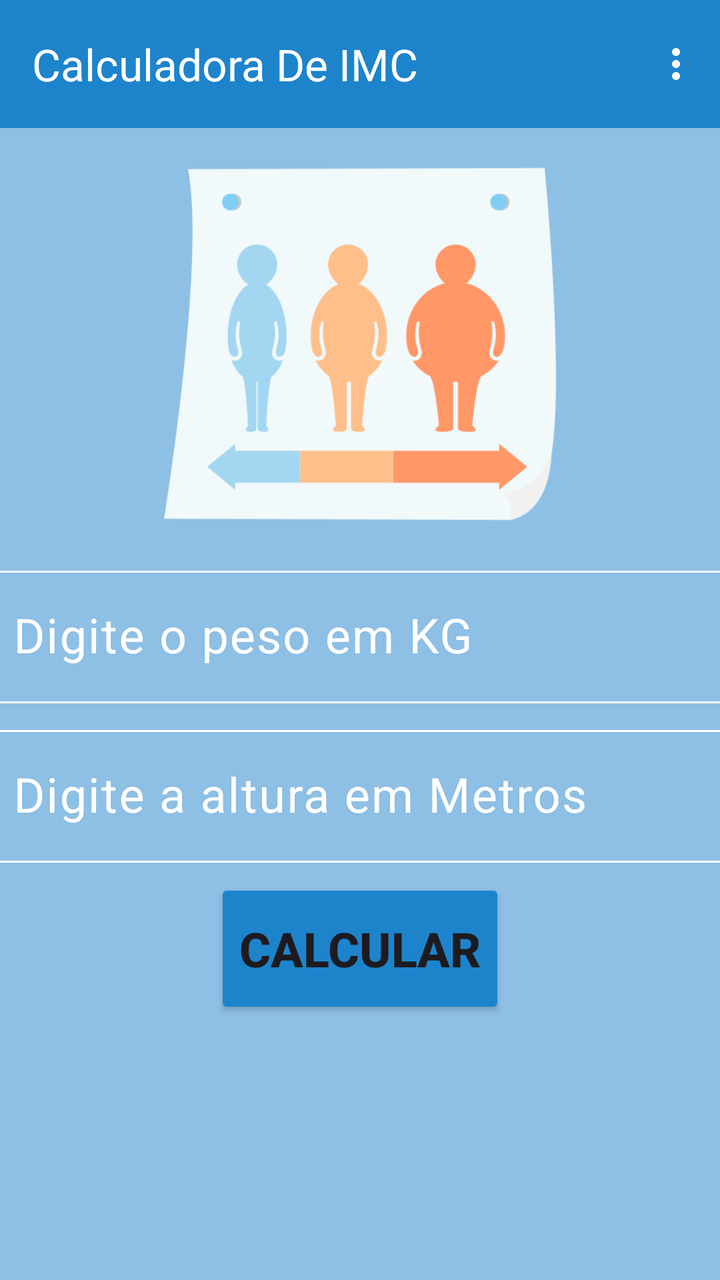
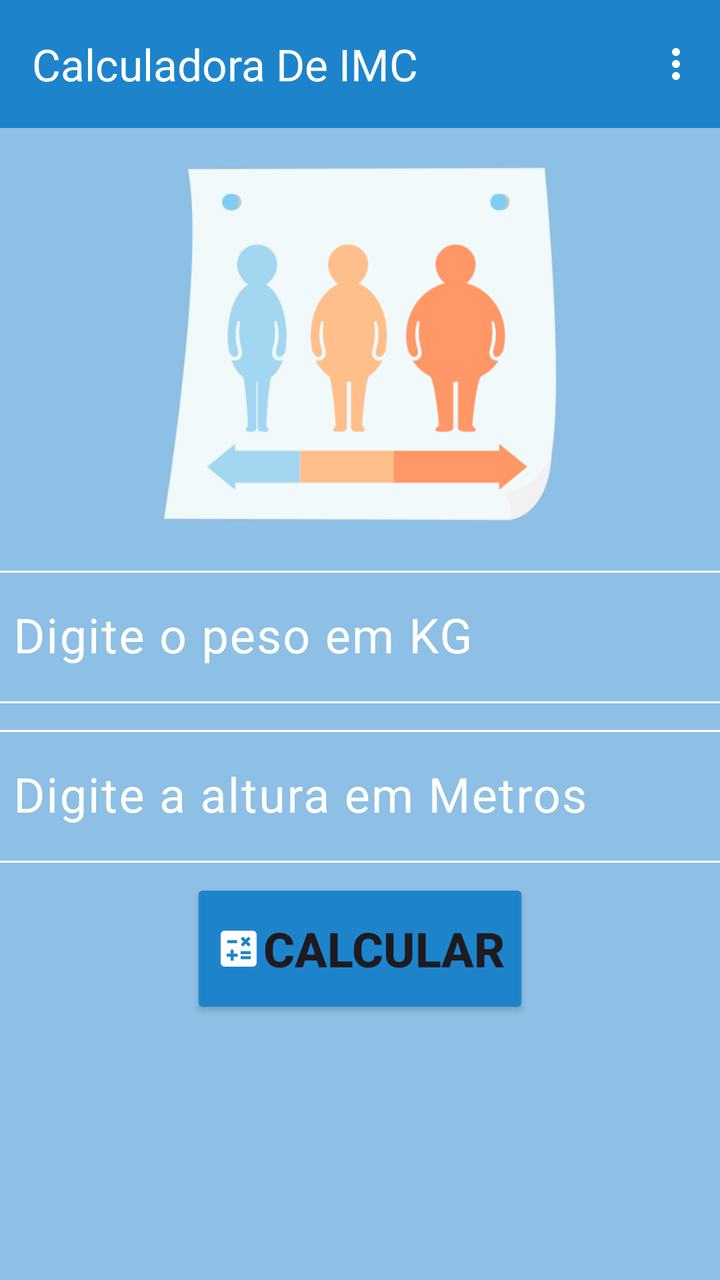

Compare the two renders of this Android layout. The source of the first and the diff that turns it into the second are given below.
<!-- AndroidManifest.xml: application theme Theme.CalculadoraDeIMCVesp -->
<!-- res/layout/activity_calculo_resultado.xml -->
<?xml version="1.0" encoding="utf-8"?>
<androidx.constraintlayout.widget.ConstraintLayout xmlns:android="http://schemas.android.com/apk/res/android"
    xmlns:app="http://schemas.android.com/apk/res-auto"
    xmlns:tools="http://schemas.android.com/tools"
    android:id="@+id/main"
    android:layout_width="match_parent"
    android:layout_height="match_parent"
    tools:context=".CalculoResultadoActivity">

    <include
        android:id="@+id/includeAppBar"
        layout="@layout/app_bar"
        android:layout_width="0dp"
        android:layout_height="wrap_content"
        app:layout_constraintEnd_toEndOf="parent"
        app:layout_constraintStart_toStartOf="parent"
        app:layout_constraintTop_toTopOf="parent" />

    <ImageView
        android:id="@+id/imageView2"
        android:layout_width="0dp"
        android:layout_height="200dp"
        android:layout_marginTop="8dp"
        app:layout_constraintEnd_toEndOf="parent"
        app:layout_constraintStart_toStartOf="parent"
        app:layout_constraintTop_toBottomOf="@id/includeAppBar"
        app:srcCompat="@drawable/grafico" />

    <com.google.android.material.textfield.TextInputLayout
        android:id="@+id/tilPeso"
        android:layout_width="380dp"
        android:layout_height="wrap_content"
        android:layout_marginTop="8dp"
        android:textColorHint="@color/white"
        app:boxStrokeColor="@color/white"
        app:cursorColor="@color/white"
        app:hintTextColor="@color/white"
        app:layout_constraintEnd_toEndOf="parent"
        app:layout_constraintHorizontal_bias="0.5"
        app:layout_constraintStart_toStartOf="parent"
        app:layout_constraintTop_toBottomOf="@+id/imageView2"
        app:suffixText="KG"
        app:suffixTextColor="@color/white">

        <com.google.android.material.textfield.TextInputEditText
            android:id="@+id/tietPeso"
            android:layout_width="match_parent"
            android:layout_height="wrap_content"
            android:digits="0123456789,."
            android:hint="Digite o peso em KG"
            android:inputType="number|numberDecimal"
            android:textColor="@color/white"
            android:textSize="24sp" />
    </com.google.android.material.textfield.TextInputLayout>

    <com.google.android.material.textfield.TextInputLayout
        android:id="@+id/tilAltura"
        android:layout_width="380dp"
        android:layout_height="wrap_content"
        android:layout_marginTop="8dp"
        android:textColorHint="@color/white"
        app:boxStrokeColor="@color/white"
        app:cursorColor="@color/white"
        app:hintTextColor="@color/white"
        app:layout_constraintEnd_toEndOf="parent"
        app:layout_constraintHorizontal_bias="0.5"
        app:layout_constraintStart_toStartOf="parent"
        app:layout_constraintTop_toBottomOf="@+id/tilPeso"
        app:suffixText="metro(s)"
        app:suffixTextColor="@color/white">

        <com.google.android.material.textfield.TextInputEditText
            android:id="@+id/tietAltura"
            android:layout_width="match_parent"
            android:layout_height="wrap_content"
            android:digits="0123456789,."
            android:hint="Digite a altura em Metros"
            android:inputType="number|numberDecimal"
            android:textColor="@color/white"
            android:textSize="24sp" />
    </com.google.android.material.textfield.TextInputLayout>

    <Button
        android:id="@+id/btCalcular"
        android:layout_width="wrap_content"
        android:layout_height="70dp"
        android:layout_marginTop="8dp"
        android:backgroundTint="@color/corAzulEscuro"
        android:text="CALCULAR"
        android:textSize="24sp"
        android:textStyle="bold"
        app:layout_constraintEnd_toEndOf="parent"
        app:layout_constraintHorizontal_bias="0.5"
        app:layout_constraintStart_toStartOf="parent"
        app:layout_constraintTop_toBottomOf="@+id/tilAltura" />

    <TextView
        android:id="@+id/tvResultado"
        android:layout_width="380dp"
        android:layout_height="wrap_content"
        android:layout_marginTop="8dp"
        android:textAlignment="center"
        android:textColor="@color/white"
        android:textSize="24sp"
        android:textStyle="bold"
        app:layout_constraintEnd_toEndOf="parent"
        app:layout_constraintHorizontal_bias="0.5"
        app:layout_constraintStart_toStartOf="parent"
        app:layout_constraintTop_toBottomOf="@+id/btCalcular" />
</androidx.constraintlayout.widget.ConstraintLayout>
<!-- res/layout/app_bar.xml (included above) -->
<?xml version="1.0" encoding="utf-8"?>
<com.google.android.material.appbar.AppBarLayout xmlns:android="http://schemas.android.com/apk/res/android"
    xmlns:app="http://schemas.android.com/apk/res-auto"
    android:layout_width="match_parent"
    android:layout_height="wrap_content"
    android:background="@color/corAzulEscuro"
    android:fitsSystemWindows="true">

    <com.google.android.material.appbar.MaterialToolbar
        android:id="@+id/materialToolbar"
        android:layout_width="match_parent"
        android:layout_height="wrap_content"
        android:background="@color/corAzulEscuro"
        android:minHeight="?attr/actionBarSize"
        android:theme="?attr/actionBarTheme"
        app:menu="@menu/menu_principal"
        app:title="@string/app_name"
        app:titleTextColor="@color/white" />
</com.google.android.material.appbar.AppBarLayout>
<!-- resources referenced by this layout -->
<resources>
  <color name="corAzulEscuro">#1D84CC</color>
  <color name="white">#FFFFFFFF</color>
  <!-- drawable grafico: png bitmap (drawable, 24694 bytes) -->
  <string name="app_name">Calculadora De IMC</string>
  <style name="Theme.CalculadoraDeIMCVesp" parent="Base.Theme.CalculadoraDeIMCVesp" />
  <style name="Base.Theme.CalculadoraDeIMCVesp" parent="Theme.Material3.DayNight.NoActionBar">
          
          
          <item name="actionOverflowButtonStyle">@style/EstiloBotaoOverflow</item>
          <item name="android:colorBackground">
              @color/corAzulClaro</item>
      </style>
  <style name="EstiloBotaoOverflow" parent="Widget.AppCompat.ActionButton.Overflow">
          <item name="android:tint">@color/white</item>
      </style>
  <color name="corAzulClaro">#8EBFE4</color>
</resources>

<!-- the commit's change to res/layout/activity_calculo_resultado.xml (unified diff, before → after) -->
@@ -86,6 +86,7 @@
         android:layout_height="70dp"
         android:layout_marginTop="8dp"
         android:backgroundTint="@color/corAzulEscuro"
+        android:drawableLeft="@drawable/icone_calcular_24"
         android:text="CALCULAR"
         android:textSize="24sp"
         android:textStyle="bold"
<!-- resource entries referenced after the edit -->
@@ -3,18 +3,28 @@
   <color name="corAzulEscuro">#1D84CC</color>
   <color name="white">#FFFFFFFF</color>
   <!-- drawable grafico: png bitmap (drawable, 24694 bytes) -->
+  <!-- drawable icone_calcular_24 (drawable) -->
+  <vector xmlns:android="http://schemas.android.com/apk/res/android" android:height="24dp" android:tint="#FFFFFF" android:viewportHeight="24" android:viewportWidth="24" android:width="24dp">
+        
+      <path android:fillColor="@android:color/white" android:pathData="M19,3H5C3.9,3 3,3.9 3,5v14c0,1.1 0.9,2 2,2h14c1.1,0 2,-0.9 2,-2V5C21,3.9 20.1,3 19,3zM13.03,7.06L14.09,6l1.41,1.41L16.91,6l1.06,1.06l-1.41,1.41l1.41,1.41l-1.06,1.06L15.5,9.54l-1.41,1.41l-1.06,-1.06l1.41,-1.41L13.03,7.06zM6.25,7.72h5v1.5h-5V7.72zM11.5,16h-2v2H8v-2H6v-1.5h2v-2h1.5v2h2V16zM18,17.25h-5v-1.5h5V17.25zM18,14.75h-5v-1.5h5V14.75z"/>
+      
+  </vector>
   <string name="app_name">Calculadora De IMC</string>
   <style name="Theme.CalculadoraDeIMCVesp" parent="Base.Theme.CalculadoraDeIMCVesp" />
   <style name="Base.Theme.CalculadoraDeIMCVesp" parent="Theme.Material3.DayNight.NoActionBar">
           
           
           <item name="actionOverflowButtonStyle">@style/EstiloBotaoOverflow</item>
-          <item name="android:colorBackground">
-              @color/corAzulClaro</item>
+          <item name="android:colorBackground">@color/corAzulClaro</item>
+          <item name="popupMenuBackground">@color/white</item>
+          <item name="android:itemTextAppearance">@style/AparenciaTextoMenu</item>
       </style>
   <style name="EstiloBotaoOverflow" parent="Widget.AppCompat.ActionButton.Overflow">
           <item name="android:tint">@color/white</item>
       </style>
   <color name="corAzulClaro">#8EBFE4</color>
+  <style name="AparenciaTextoMenu" parent="TextAppearance.Material3.BodyLarge">
+          <item name="android:textColor">@color/corAzulEscuro</item>
+      </style>
 </resources>
 
